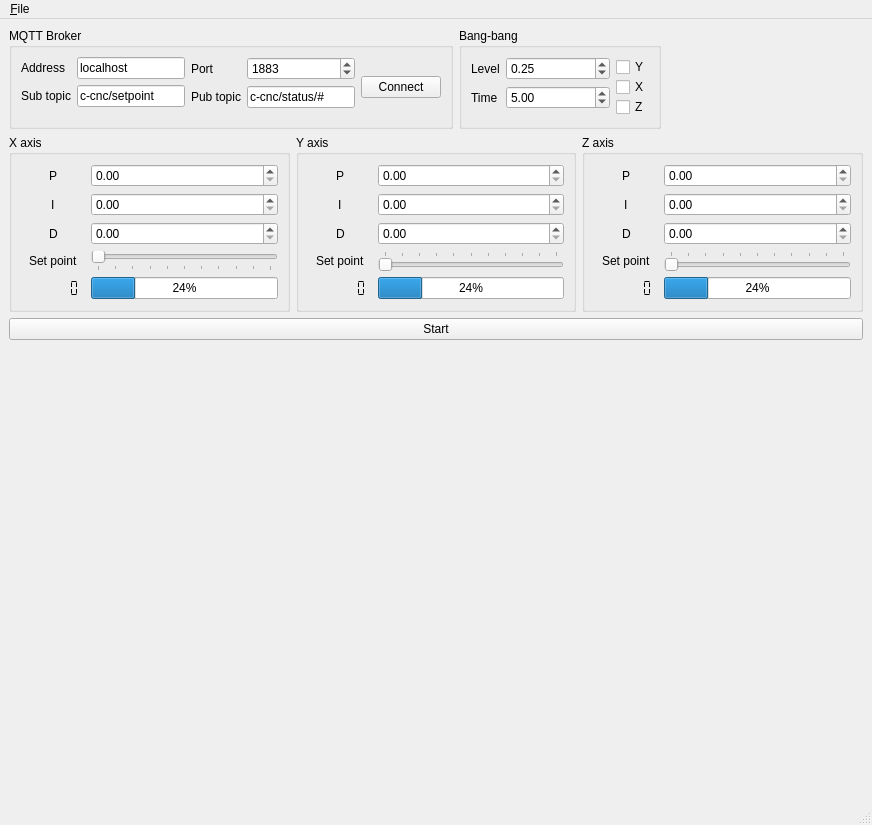
pbosetti/machine_sim, file mainwindow.ui: the form before one commit.
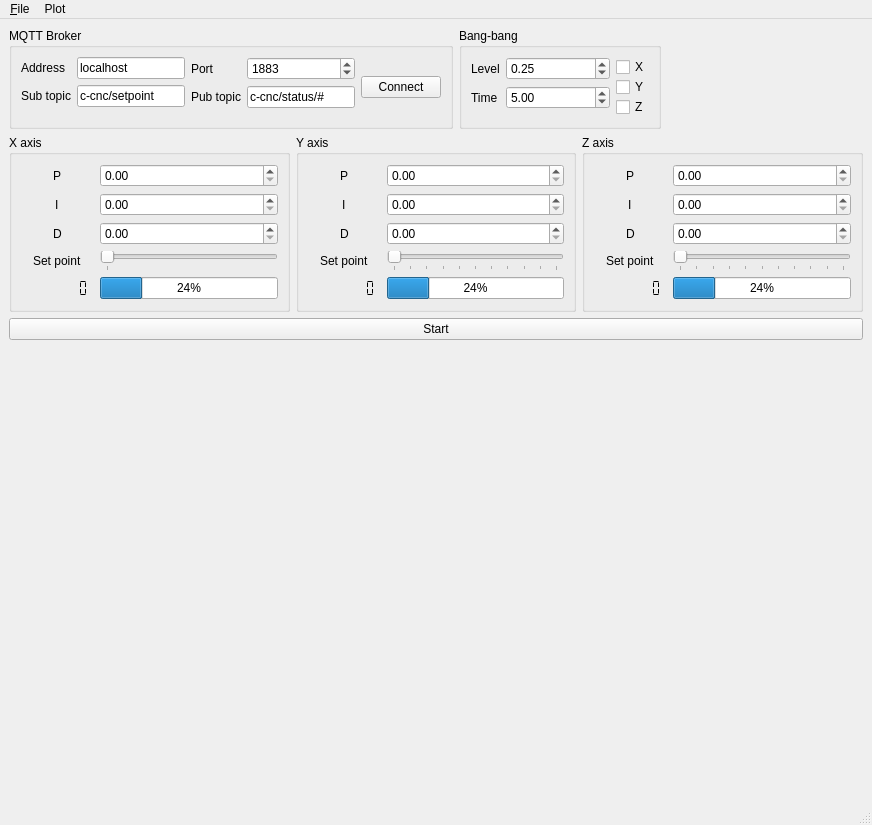
The form after the commit. Custom widgets are drawn as their Qt base class.

Commit message: Ported to CMake; added support for zelective zoom

What changed in the file:
```diff
--- a/mainwindow.ui
+++ b/mainwindow.ui
@@ -188,13 +188,6 @@
            <property name="spacing">
             <number>0</number>
            </property>
-           <item>
-            <widget class="QCheckBox" name="bangBangY">
-             <property name="text">
-              <string>Y</string>
-             </property>
-            </widget>
-           </item>
            <item>
             <widget class="QCheckBox" name="bangBangX">
              <property name="text">
@@ -202,6 +195,13 @@
              </property>
             </widget>
            </item>
+           <item>
+            <widget class="QCheckBox" name="bangBangY">
+             <property name="text">
+              <string>Y</string>
+             </property>
+            </widget>
+           </item>
            <item>
             <widget class="QCheckBox" name="bangBangZ">
              <property name="text">
@@ -320,7 +320,7 @@
               <enum>QSlider::TicksBelow</enum>
              </property>
              <property name="tickInterval">
-              <number>0</number>
+              <number>333</number>
              </property>
             </widget>
            </item>
@@ -347,7 +347,7 @@
               <bool>true</bool>
              </property>
              <property name="digitCount">
-              <number>6</number>
+              <number>7</number>
              </property>
              <property name="segmentStyle">
               <enum>QLCDNumber::Flat</enum>
@@ -442,7 +442,10 @@
               <enum>Qt::Horizontal</enum>
              </property>
              <property name="tickPosition">
-              <enum>QSlider::TicksAbove</enum>
+              <enum>QSlider::TicksBelow</enum>
+             </property>
+             <property name="tickInterval">
+              <number>0</number>
              </property>
             </widget>
            </item>
@@ -462,7 +465,7 @@
               <bool>true</bool>
              </property>
              <property name="digitCount">
-              <number>6</number>
+              <number>7</number>
              </property>
              <property name="segmentStyle">
               <enum>QLCDNumber::Flat</enum>
@@ -564,7 +567,10 @@
               <enum>Qt::Horizontal</enum>
              </property>
              <property name="tickPosition">
-              <enum>QSlider::TicksAbove</enum>
+              <enum>QSlider::TicksBelow</enum>
+             </property>
+             <property name="tickInterval">
+              <number>0</number>
              </property>
             </widget>
            </item>
@@ -584,7 +590,7 @@
               <bool>true</bool>
              </property>
              <property name="digitCount">
-              <number>6</number>
+              <number>7</number>
              </property>
              <property name="segmentStyle">
               <enum>QLCDNumber::Flat</enum>
@@ -659,7 +665,13 @@
     </property>
     <addaction name="action_Open_INI_file"/>
    </widget>
+   <widget class="QMenu" name="menuZoom">
+    <property name="title">
+     <string>Plot</string>
+    </property>
+   </widget>
    <addaction name="menu_Open_INI_file"/>
+   <addaction name="menuZoom"/>
   </widget>
   <widget class="QStatusBar" name="statusbar"/>
   <action name="action_Open_INI_file">
```
Left out of the diff: 21 changed lines with no effect on the pictures. The commit also changes 7 other files.
